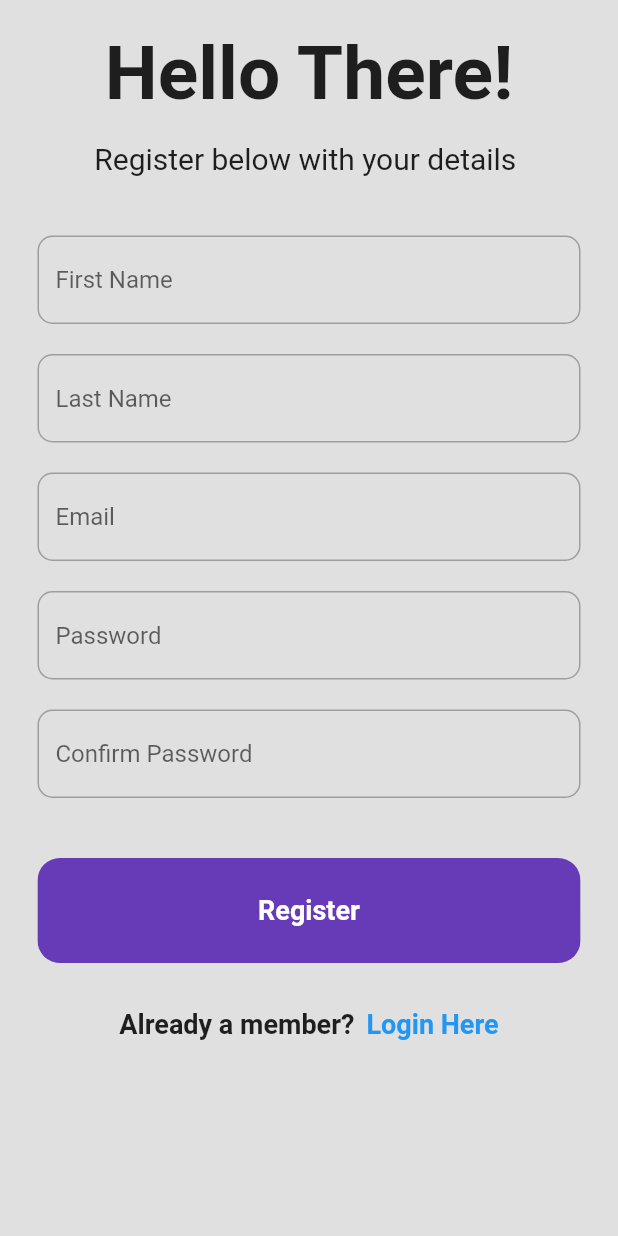
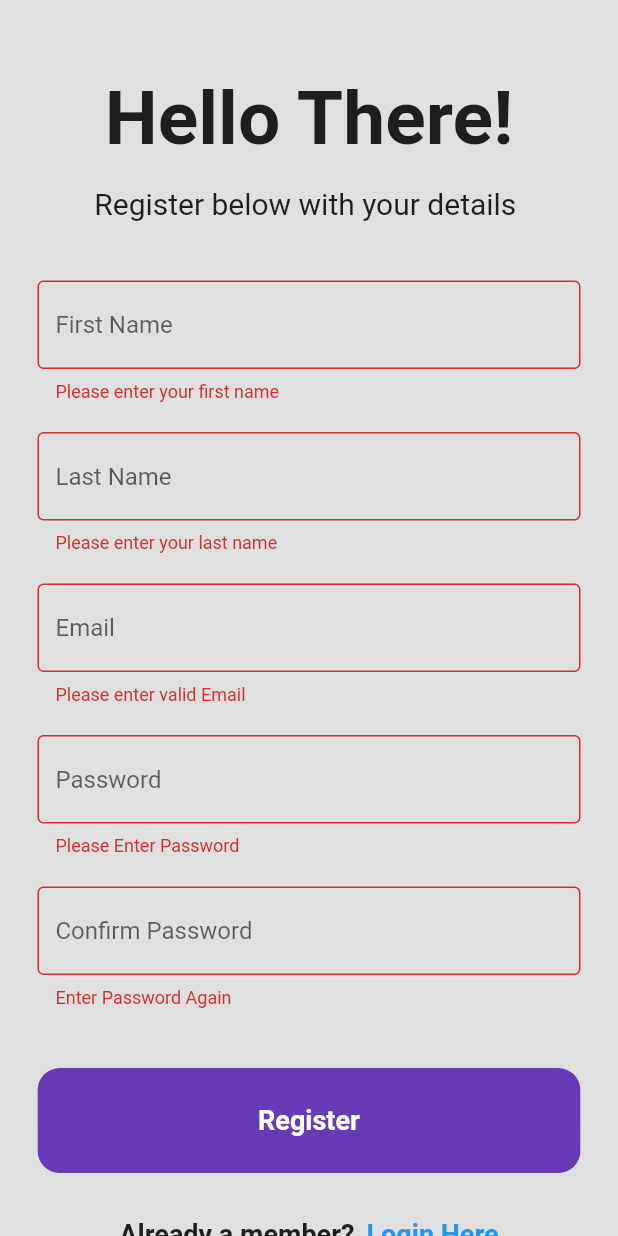
Before and after one commit to princebioh/Login-Register-UI-Flutter, a Flutter app: the RegisterPage screen opened directly with empty values, after a tap on "Register", on a phone screen of 412 x 824 dp. Run offline on Flutter 3.47's test engine with Material 2 defaults, Android fonts, the phone set to English and light mode, and no system bars; our stand-ins replace firebase_auth, firebase_core; accounts and stored records are empty.

Commit message:
Form Validation Added

```diff
--- a/lib/pages/register_page.dart
+++ b/lib/pages/register_page.dart
@@ -18,6 +18,7 @@ class _RegisterPageState extends State<RegisterPage> {
   final TextEditingController _passwordController = TextEditingController();
   final TextEditingController _confirmPasswordController =
       TextEditingController();
+  final _formKey = GlobalKey<FormState>();
 
   @override
   void dispose() {
@@ -35,10 +36,12 @@ class _RegisterPageState extends State<RegisterPage> {
       backgroundColor: Colors.grey[300],
       body: SafeArea(
           child: Center(
+        child: Form(
+          key: _formKey,
           child: Column(
             children: [
               const SizedBox(
-              height: 20,
+                height: 50,
               ),
 
               // Text Dispaly : Hello
@@ -68,6 +71,12 @@ class _RegisterPageState extends State<RegisterPage> {
                 hintText: "First Name",
                 hideText: false,
                 controller: _firstNameController,
+                validator: (value) {
+                  if (value == null || value.isEmpty) {
+                    return "Please enter your first name";
+                  }
+                  return null;
+                },
               ),
 
               // Last Name
@@ -75,6 +84,12 @@ class _RegisterPageState extends State<RegisterPage> {
                 hintText: "Last Name",
                 hideText: false,
                 controller: _lastNameController,
+                validator: (value) {
+                  if (value == null || value.isEmpty) {
+                    return "Please enter your last name";
+                  }
+                  return null;
+                },
               ),
 
               // Email Input Field
@@ -82,6 +97,14 @@ class _RegisterPageState extends State<RegisterPage> {
                 hintText: "Email",
                 hideText: false,
                 controller: _emailController,
+                validator: (value) {
+                  if (value == null || value.isEmpty) {
+                    return "Please enter valid Email";
+                  } else if (!value.contains("@")) {
+                    return "Enter Valid Email";
+                  }
+                  return null;
+                },
               ),
 
               // Password Input Field
@@ -89,6 +112,12 @@ class _RegisterPageState extends State<RegisterPage> {
                 hintText: "Password",
                 hideText: true,
                 controller: _passwordController,
+                validator: (value) {
+                  if (value == null || value.isEmpty) {
+                    return "Please Enter Password";
+                  }
+                  return null;
+                },
               ),
 
               // Confirm Password
@@ -96,6 +125,14 @@ class _RegisterPageState extends State<RegisterPage> {
                 hintText: "Confirm Password",
                 hideText: true,
                 controller: _confirmPasswordController,
+                validator: (value) {
+                  if (value == null || value.isEmpty) {
+                    return "Enter Password Again";
+                  } else if (value != _passwordController.text) {
+                    return "Passwords do not match";
+                  }
+                  return null;
+                },
               ),
 
               const SizedBox(
@@ -105,8 +142,9 @@ class _RegisterPageState extends State<RegisterPage> {
               // Sign In Button
               SubmitButton(
                   text: "Register",
-              onTap: () {},
-            ),
+                  onTap: () {
+                    if (_formKey.currentState!.validate()) {}
+                  }),
 
               const SizedBox(
                 height: 30,
@@ -141,6 +179,7 @@ class _RegisterPageState extends State<RegisterPage> {
               ),
             ],
           ),
+        ),
       )),
     );
   }
```
Also changed, not shown: lib/pages/login_page.dart (+22 -2 lines), 4 other files. Lines whose indentation alone changed are shown as unchanged.
